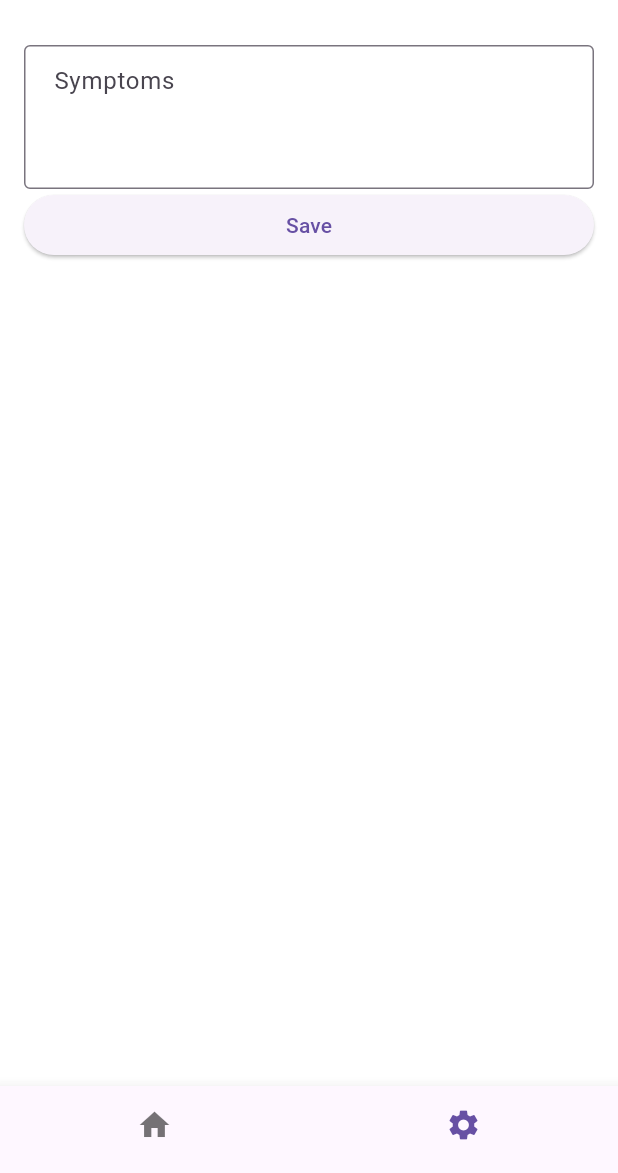
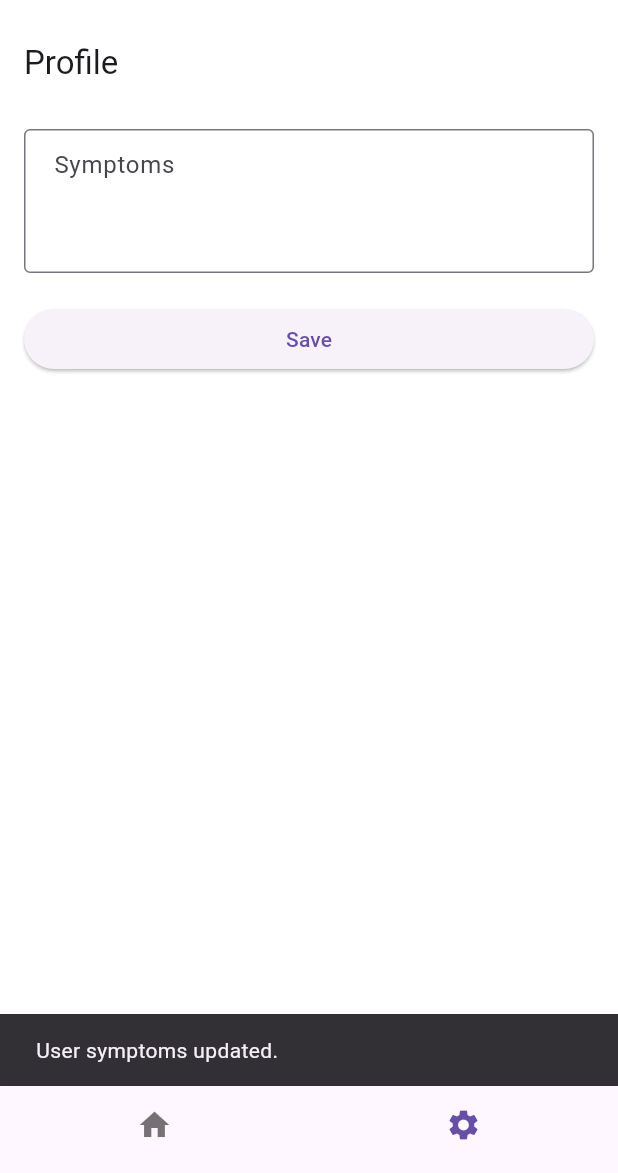
Before and after one commit to mw29/hungry-owl, a Flutter app: the screen it shows after launch, item 2 of the bottom bar chosen, after a tap on "Save", on a phone screen of 412 x 824 dp, the part 63-1236 px from its top. Run offline on Flutter 3.47's test engine with Material 3 defaults, Android fonts, the phone set to English and light mode, and no system bars; our stand-ins replace camera, flutter_dotenv, flutter_riverpod, google_generative_ai, sembast.

Commit message:
fix symptoms textbox focus issue

```diff
--- a/lib/screens/symptom_settings.dart
+++ b/lib/screens/symptom_settings.dart
@@ -11,21 +11,31 @@ class SymptomSettings extends ConsumerStatefulWidget {
 
 class _SymptomSettings extends ConsumerState<SymptomSettings> {
   final _symptomsController = TextEditingController();
+  bool _hasSetInitialSymptoms = false;
 
-  @override
-  void initState() {
-    super.initState();
-    WidgetsBinding.instance.addPostFrameCallback((_) {
-      final currUser = ref.read(usersProvider).value;
-      if (currUser != null) {
-        _symptomsController.text = currUser.symptoms.join(', ');
-      }
-    });
+  String _formatSymptoms(dynamic symptoms) {
+    if (symptoms is List<String>) {
+      return symptoms.join(', ');
+    } else if (symptoms is String) {
+      return symptoms;
+    }
+    return '';
   }
 
   @override
   Widget build(BuildContext context) {
+    final userAsync = ref.watch(usersProvider);
+    final currUser = userAsync.value;
+
+    if (!_hasSetInitialSymptoms && currUser != null) {
+      _symptomsController.text = _formatSymptoms(currUser.symptoms);
+      _hasSetInitialSymptoms = true;
+    }
+
     return Scaffold(
+      appBar: AppBar(
+        title: const Text('Profile'),
+      ),
       body: Padding(
         padding: const EdgeInsets.all(16.0),
         child: ListView(
@@ -34,7 +44,7 @@ class _SymptomSettings extends ConsumerState<SymptomSettings> {
               controller: _symptomsController,
               maxLines: null,
               minLines: 3,
-              decoration: InputDecoration(
+              decoration: const InputDecoration(
                 labelText: 'Symptoms',
                 alignLabelWithHint: true,
                 border: OutlineInputBorder(),
@@ -43,16 +53,31 @@ class _SymptomSettings extends ConsumerState<SymptomSettings> {
                 hintText: 'Enter symptoms separated by commas...',
               ),
             ),
+            const SizedBox(height: 20),
             ElevatedButton(
               onPressed: () async {
+                FocusScope.of(context).unfocus();
+
                 final symptomsText = _symptomsController.text.trim();
                 try {
                   await updateUser(updatedData: {
-                    'symptoms':
-                        symptomsText.split(',').map((s) => s.trim()).toList(),
+                    'symptoms': symptomsText
+                        .split(',')
+                        .map((s) => s.trim())
+                        .where((s) => s.isNotEmpty)
+                        .toList(),
                   });
+
+                  if (!mounted) return;
+                  ScaffoldMessenger.of(context).showSnackBar(
+                    const SnackBar(content: Text('User symptoms updated.')),
+                  );
                 } catch (e) {
-                  debugPrint("Failed to update symptoms");
+                  if (!mounted) return;
+                  ScaffoldMessenger.of(context).showSnackBar(
+                    SnackBar(
+                        content: Text('Failed to update: ${e.toString()}')),
+                  );
                 }
               },
               child: const Text('Save'),
```
